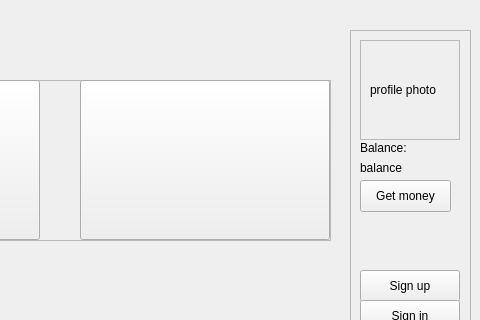
The window that mainwindow.ui (BlackHairHamster/CasinoNovoross) describes before a commit, drawn with Qt 5; both pictures show x 520 to 1000 and y 0 to 320 of the 1000 by 800 pixel window.
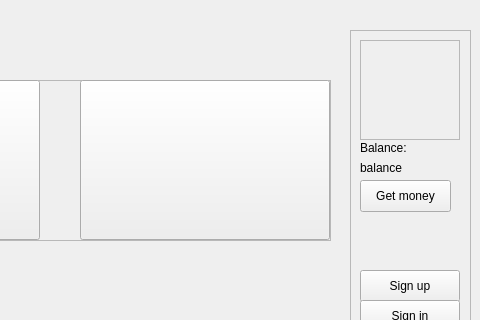
The same window after the commit. Icons and pictures are not drawn.

```diff
--- a/mainwindow.ui
+++ b/mainwindow.ui
@@ -47,14 +47,17 @@
      <widget class="QLabel" name="label">
       <property name="geometry">
        <rect>
-        <x>10</x>
-        <y>40</y>
-        <width>81</width>
-        <height>20</height>
+        <x>-3</x>
+        <y>0</y>
+        <width>101</width>
+        <height>101</height>
        </rect>
       </property>
       <property name="text">
-       <string>profile photo</string>
+       <string/>
+      </property>
+      <property name="scaledContents">
+       <bool>true</bool>
       </property>
      </widget>
     </widget>
```
Left out of the diff: 25 changed lines with no effect on the pictures.
